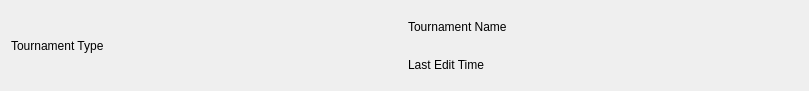
Old version of the form src/ui/recenttournamentwidget.ui in the repository SquireTournamentServices/SquireDesktop.
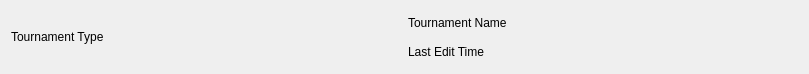
New version of the form.

Diff of the .ui file:
```diff
--- a/src/ui/recenttournamentwidget.ui
+++ b/src/ui/recenttournamentwidget.ui
@@ -7,7 +7,7 @@
     <x>0</x>
     <y>0</y>
     <width>809</width>
-    <height>91</height>
+    <height>74</height>
    </rect>
   </property>
   <property name="windowTitle">
```
Left out of the diff: 20 changed lines with no effect on the pictures.
